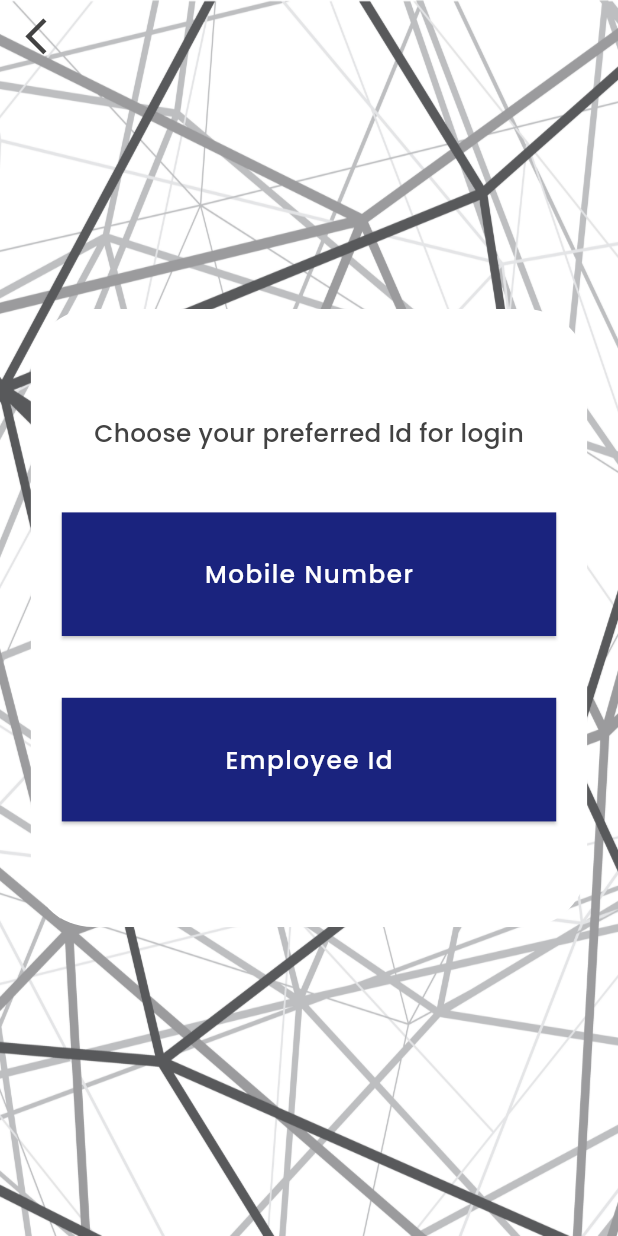
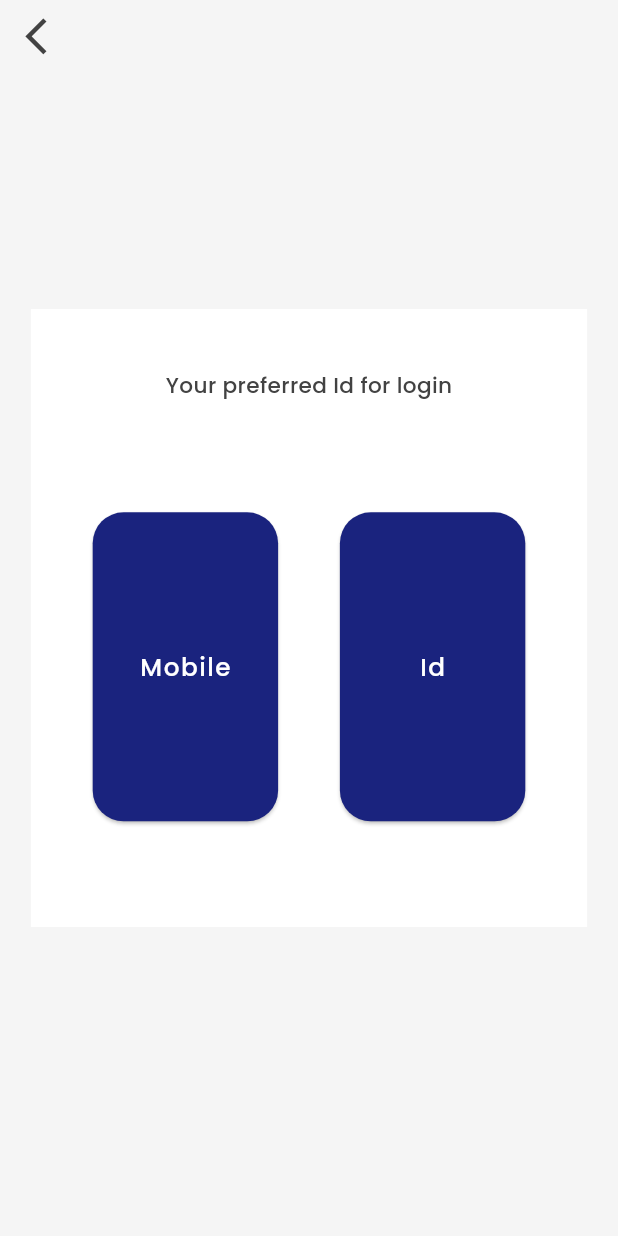
Before and after one commit to AbdulRahmanFares/employee_attendance_management, a Flutter app: the screen it shows after launch, after a tap on "Login", on a phone screen of 412 x 824 dp. Run offline on Flutter 3.47's test engine with Material 3 defaults, Android fonts, the phone set to English and light mode, and no system bars; our stand-ins replace geolocator, google_fonts; missing offline and left inert: colorful_safe_area, flutter_barcode_scanner, mobile_number.

Commit message:
UI modification for user access and id preference pages

```diff
--- a/lib/screens/id_preference.dart
+++ b/lib/screens/id_preference.dart
@@ -24,45 +24,45 @@ class IdPreference extends StatelessWidget {
     final obj = Constants();
 
     return ColorfulSafeArea(
-      color: Colors.white,
+      color: obj.lightGray,
       child: Scaffold(
+        backgroundColor: obj.lightGray,
         body: Stack(
+          alignment: Alignment.center,
           children: [
+            SizedBox(
+              height: screenHeight,
+              width: screenWidth
+            ),
             Container(
-              decoration: const BoxDecoration(
-                image: DecorationImage(
-                  image: AssetImage(
-                    "assets/images/id_preference_bg.jpg"
+              padding: EdgeInsets.all(
+                screenWidth * 0.1
               ),
-                  fit: BoxFit.fill
-                )
-              )
-            ),
-            Center(
-              child: Container(
               height: screenHeight * 0.5,
               width: screenWidth * 0.9,
-                decoration: BoxDecoration(
               color: Colors.white,
-                  borderRadius: BorderRadius.circular(screenWidth * 0.1)
-                ),
               child: Column(
-                  mainAxisAlignment: MainAxisAlignment.center,
+                crossAxisAlignment: CrossAxisAlignment.center,
                 children: [
                   Text(
                     userAccess == "login"
-                        ? "Choose your preferred Id for login"
-                        : "Choose your preferred Id for attendance",
+                      ? "Your preferred Id for login"
+                      : "Your preferred Id for attendance",
                     style: GoogleFonts.poppins(
-                        fontSize: screenWidth * 0.04,
-                        color: obj.darkGray,
-                        fontWeight: FontWeight.w500
+                      fontSize: screenWidth * 0.035,
+                      fontWeight: FontWeight.w500,
+                      color: obj.darkGray
                     )
                   ),
                   SizedBox(
-                      height: screenHeight * 0.05
+                    height: screenWidth * 0.1
                   ),
-
+                  SizedBox(
+                    height: screenHeight * 0.328,
+                    width: screenWidth * 0.7,
+                    child: Row(
+                      mainAxisAlignment: MainAxisAlignment.spaceBetween,
+                      children: [
                         // Mobile number
                         ElevatedButton(
                           onPressed: () => Navigator.pushReplacement(context, MaterialPageRoute(
@@ -70,20 +70,19 @@ class IdPreference extends StatelessWidget {
                           )),
                           style: ElevatedButton.styleFrom(
                             backgroundColor: obj.navyBlue,
-                        fixedSize: Size(screenWidth * 0.8, screenHeight * 0.1),
-                        shape: const RoundedRectangleBorder()
+                            fixedSize: Size(screenWidth * 0.3, screenHeight * 0.25),
+                            shape: RoundedRectangleBorder(
+                              borderRadius: BorderRadius.circular(screenWidth * 0.05)
+                            )
                           ),
                           child: Text(
-                        "Mobile Number",
+                            "Mobile",
                             style: GoogleFonts.poppins(
                               fontSize: screenWidth * 0.04,
                               color: Colors.white,
                               letterSpacing: 1
                             )
                           )
-                    ),
-                    SizedBox(
-                      height: screenHeight * 0.05
                         ),
 
                         // Employee id
@@ -93,11 +92,13 @@ class IdPreference extends StatelessWidget {
                           )),
                           style: ElevatedButton.styleFrom(
                             backgroundColor: obj.navyBlue,
-                        fixedSize: Size(screenWidth * 0.8, screenHeight * 0.1),
-                        shape: const RoundedRectangleBorder()
+                            fixedSize: Size(screenWidth * 0.3, screenHeight * 0.25),
+                            shape: RoundedRectangleBorder(
+                              borderRadius: BorderRadius.circular(screenWidth * 0.05)
+                            )
                           ),
                           child: Text(
-                        "Employee Id",
+                            "Id",
                             style: GoogleFonts.poppins(
                               fontSize: screenWidth * 0.04,
                               color: Colors.white,
@@ -108,7 +109,11 @@ class IdPreference extends StatelessWidget {
                       ]
                     )
                   )
+                ]
+              )
             ),
+
+            // Back button
             Align(
               alignment: Alignment.topLeft,
               child: IconButton(
--- a/lib/screens/user_access.dart
+++ b/lib/screens/user_access.dart
@@ -18,41 +18,41 @@ class UserAccess extends StatelessWidget {
     String userAccess = "";
 
     return ColorfulSafeArea(
+      color: obj.lightGray,
+      child: Scaffold(
+        backgroundColor: obj.lightGray,
+        body: Center(
+          child: Container(
+            padding: EdgeInsets.all(
+              screenWidth * 0.1
+            ),
+            height: screenHeight * 0.5,
+            width: screenWidth * 0.9,
             color: Colors.white,
-      child: Scaffold(
-        body: Stack(
+            child: Column(
+              crossAxisAlignment: CrossAxisAlignment.start,
               children: [
-            Container(
-              decoration: const BoxDecoration(
-                image: DecorationImage(
-                  image: AssetImage(
-                    "assets/images/login_bg.jpg"
-                  ),
-                  fit: BoxFit.fill
-                )
+                Text(
+                  "Hey,",
+                  style: GoogleFonts.poppins(
+                    fontSize: screenWidth * 0.07,
+                    fontWeight: FontWeight.w700,
+                    color: obj.darkGray
                   )
                 ),
-            Center(
-              child: Container(
-                height: screenHeight * 0.5,
-                width: screenWidth * 0.9,
-                decoration: BoxDecoration(
-                  color: Colors.white,
-                  borderRadius: BorderRadius.circular(screenWidth * 0.1)
+                SizedBox(
+                  height: screenHeight * 0.02
                 ),
-                child: Column(
-                  mainAxisAlignment: MainAxisAlignment.center,
-                  children: [
                 Text(
                   "Please select an option to proceed",
                   style: GoogleFonts.poppins(
-                        fontSize: screenWidth * 0.04,
-                        color: obj.darkGray,
-                        fontWeight: FontWeight.w500
+                    fontSize: screenWidth * 0.035,
+                    fontWeight: FontWeight.w500,
+                    color: obj.darkGray
                   )
                 ),
                 SizedBox(
-                      height: screenHeight * 0.05
+                  height: screenHeight * 0.058
                 ),
 
                 // Login
@@ -65,7 +65,7 @@ class UserAccess extends StatelessWidget {
                   },
                   style: ElevatedButton.styleFrom(
                     backgroundColor: obj.navyBlue,
-                        fixedSize: Size(screenWidth * 0.8, screenHeight * 0.1),
+                    fixedSize: Size(screenWidth * 0.7, screenHeight * 0.1),
                     shape: const RoundedRectangleBorder()
                   ),
                   child: Text(
@@ -91,7 +91,7 @@ class UserAccess extends StatelessWidget {
                   },
                   style: ElevatedButton.styleFrom(
                     backgroundColor: obj.navyBlue,
-                        fixedSize: Size(screenWidth * 0.8, screenHeight * 0.1),
+                    fixedSize: Size(screenWidth * 0.7, screenHeight * 0.1),
                     shape: const RoundedRectangleBorder()
                   ),
                   child: Text(
@@ -107,8 +107,6 @@ class UserAccess extends StatelessWidget {
             )
           )
         )
-          ]
-        )
       )
     );
   }
```
Lines whose indentation alone changed are shown as unchanged.
